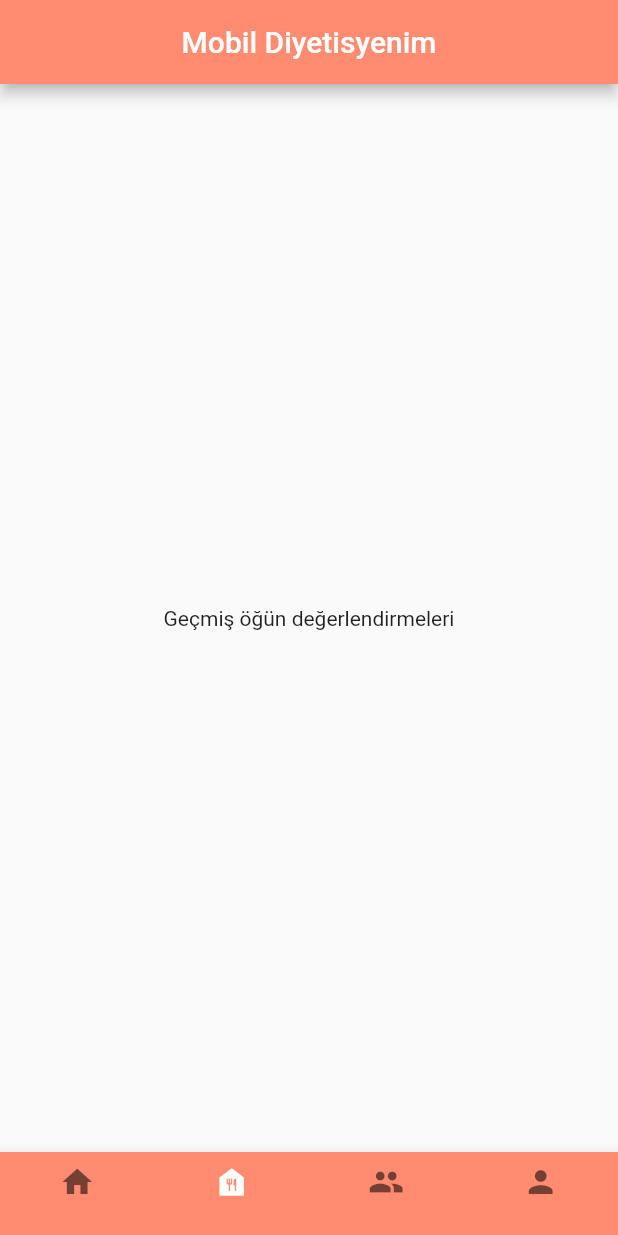
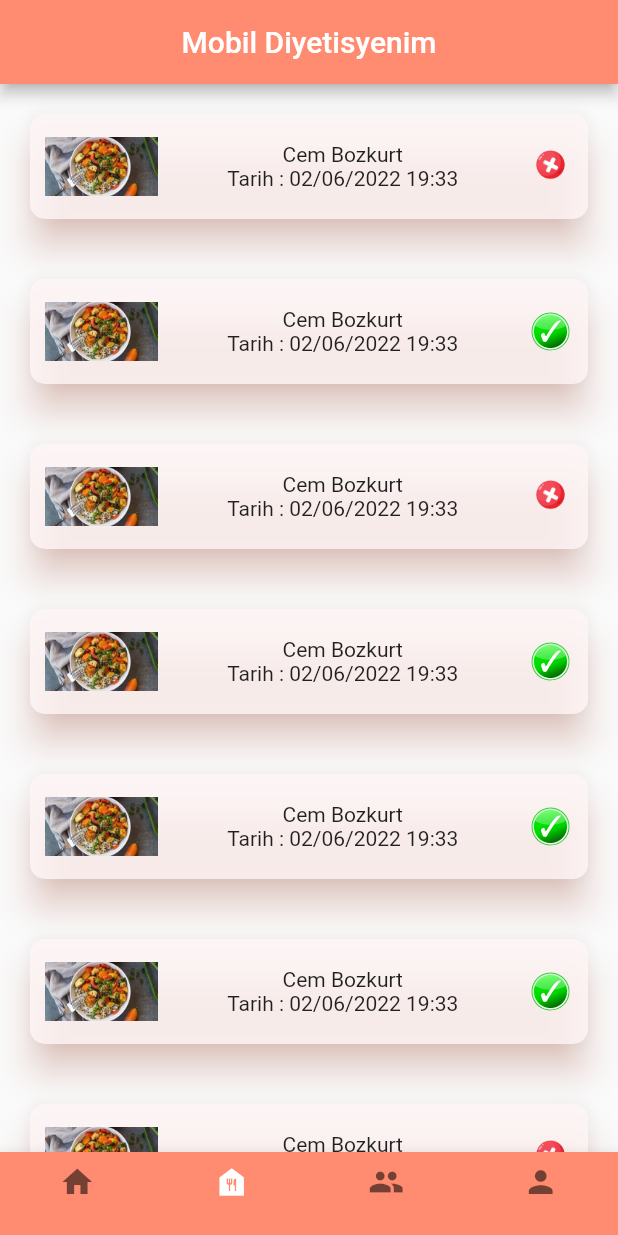
Before and after one commit to gsodyan2/MobilDiyetisyenim, a Flutter app: the screen it shows after launch, item 2 of the bottom bar chosen, on a phone screen of 412 x 824 dp. Run offline on Flutter 3.47's test engine with Material 2 defaults, Android fonts, the phone set to English and light mode, and no system bars; our stand-ins replace google_fonts; missing offline and left inert: dart:ffi.

Commit message:
Eski öğün değerlendirmeleri sayfası tasarımı.

```diff
--- a/lib/DiyetisyenPages/DiyetisyenPastReviewsPage.dart
+++ b/lib/DiyetisyenPages/DiyetisyenPastReviewsPage.dart
@@ -1,12 +1,96 @@
+import 'dart:ffi';
+
 import 'package:flutter/material.dart';
+import 'package:flutter_application_1/auth_pages/signin_page.dart';
+
+import '../ThemeRelatedSources/AppColors.dart';
 
 class DiyetisyenPastReviewsPage extends StatelessWidget {
   const DiyetisyenPastReviewsPage({super.key});
 
   @override
   Widget build(BuildContext context) {
-    return const Center(
-      child: Text("Geçmiş öğün değerlendirmeleri"),
+    return ListView(
+      children: [
+        PastMealReviewCard(
+            username: "Cem Bozkurt", date: "aaa", isAprroved: false),
+        PastMealReviewCard(
+            username: "Cem Bozkurt", date: "aaa", isAprroved: true),
+        PastMealReviewCard(
+            username: "Cem Bozkurt", date: "aaa", isAprroved: false),
+        PastMealReviewCard(
+            username: "Cem Bozkurt", date: "aaa", isAprroved: true),
+        PastMealReviewCard(
+            username: "Cem Bozkurt", date: "aaa", isAprroved: true),
+        PastMealReviewCard(
+            username: "Cem Bozkurt", date: "aaa", isAprroved: true),
+        PastMealReviewCard(
+            username: "Cem Bozkurt", date: "aaa", isAprroved: false),
+        PastMealReviewCard(
+            username: "Cem Bozkurt", date: "aaa", isAprroved: true),
+        PastMealReviewCard(
+            username: "Cem Bozkurt", date: "aaa", isAprroved: false),
+        PastMealReviewCard(
+            username: "Cem Bozkurt", date: "aaa", isAprroved: true)
+      ],
     );
   }
 }
+
+class PastMealReviewCard extends StatelessWidget {
+  PastMealReviewCard(
+      {Key? key,
+      required this.username,
+      required this.date,
+      required this.isAprroved})
+      : super(key: key) {
+    if (isAprroved) {
+      _signImageLink = "assets/approve_sign.png";
+    } else {
+      _signImageLink = "assets/decline_sign.png";
+    }
+  }
+
+  // TODO Daha sonra yemek resmi için değişken tanımlanacak.
+  final String username;
+  final String date;
+  final bool isAprroved;
+
+  String _signImageLink = "assets/approve_sign.png";
+
+  @override
+  Widget build(BuildContext context) {
+    return Card(
+        shadowColor: AppColors.danisanCardBackgroundColor,
+        margin: const EdgeInsets.all(20),
+        shape: const RoundedRectangleBorder(
+            side: BorderSide.none,
+            borderRadius: BorderRadius.all(Radius.circular(10))),
+        elevation: 10,
+        color: Color.fromARGB(207, 255, 246, 246),
+        child: Row(
+          mainAxisAlignment: MainAxisAlignment.spaceBetween,
+          children: [
+            Padding(
+              padding: const EdgeInsets.all(10.0),
+              child: Image.asset(
+                "assets/meal_image.jpg",
+                height: 50,
+                width: 75,
+              ),
+            ),
+            Column(
+              children: [Text("Cem Bozkurt"), Text("Tarih : 02/06/2022 19:33")],
+            ),
+            Padding(
+              padding: const EdgeInsets.all(10.0),
+              child: Image.asset(
+                _signImageLink,
+                height: 50,
+                width: 30,
+              ),
+            )
+          ],
+        ));
+  }
+}
--- a/pubspec.yaml
+++ b/pubspec.yaml
@@ -64,6 +64,9 @@ flutter:
   assets:
     - assets/giriş_resim.png
     - assets/empty_profile.png
+    - assets/approve_sign.png
+    - assets/decline_sign.png
+    - assets/meal_image.jpg
   #   - images/a_dot_ham.jpeg
 
   # An image asset can refer to one or more resolution-specific "variants", see
```
Also changed, not shown: assets/approve_sign.png (added), assets/decline_sign.png (added), assets/meal_image.jpg (added), 2 other files.
